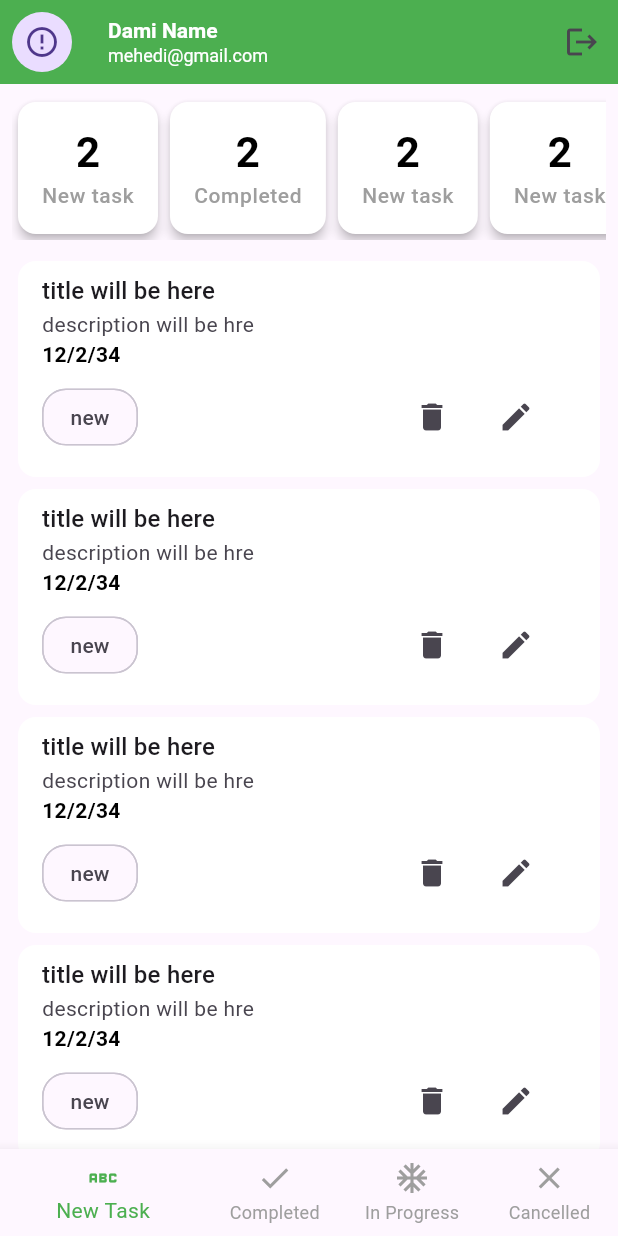
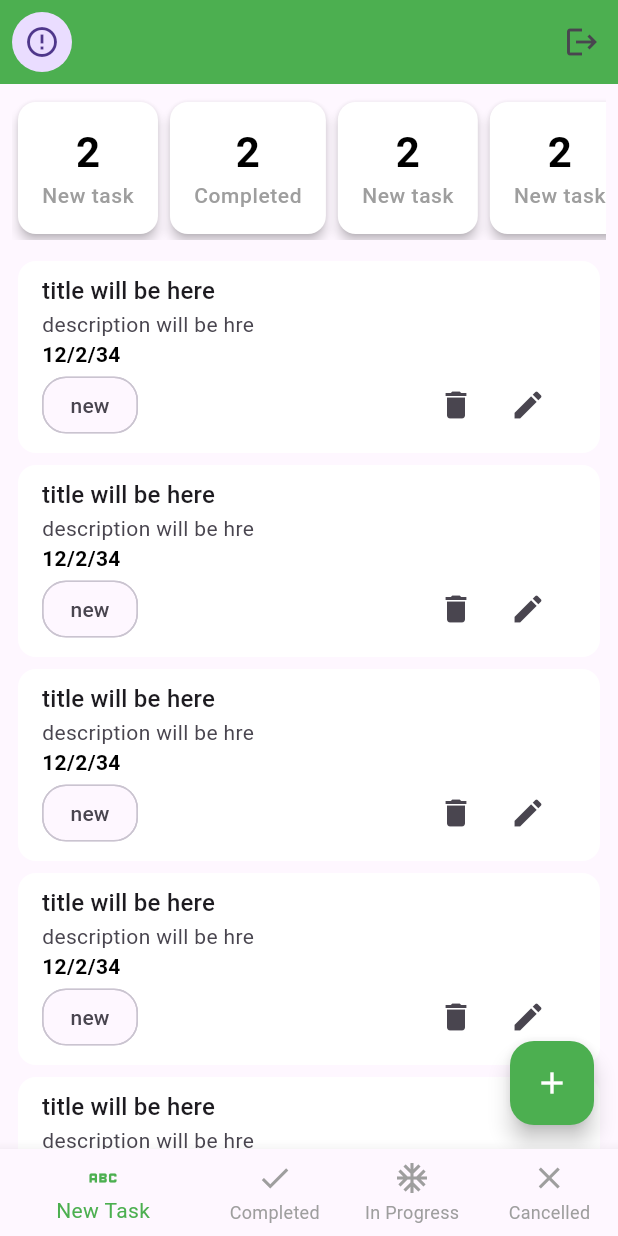
Before and after one commit to MeehediHasan/task_manager_app, a Flutter app: the MainButtonNavScreen screen opened directly, on a phone screen of 412 x 824 dp. Run offline on Flutter 3.47's test engine with Material 3 defaults, Android fonts, the phone set to English and light mode, and no system bars; drawn by our look-alikes of cached_network_image; our stand-ins replace flutter_svg, pin_code_fields, shared_preferences; accounts and stored records are empty; network calls fail.

```diff
--- a/lib/ui/screens/auth_screen/sign_up_screen.dart
+++ b/lib/ui/screens/auth_screen/sign_up_screen.dart
@@ -191,7 +191,7 @@ class _SignUpScreenState extends State<SignUpScreen> {
       "password": _passwordTEController.text,
     };
 
-    NetworkResponse response = await NetworkCaller.postRequest(
+    NetworkResponse response = await NetworkCaller.postResponse(
         Urls.registration,
         body: registerInputs);
     if (mounted) {
--- a/lib/ui/screens/auth_screen/splash_screen.dart
+++ b/lib/ui/screens/auth_screen/splash_screen.dart
@@ -16,12 +16,13 @@ class SplashScreen extends StatefulWidget {
 
 class _SplashScreenState extends State<SplashScreen> {
   Future<void> _moveToNextScreen() async {
-    await Future.delayed(const Duration(seconds: 2));
+    await Future.delayed(const Duration(seconds: 1));
+    bool isUserLoggedIn = await AuthController.checkAuthState();
 
     Navigator.pushReplacement(
       context,
       MaterialPageRoute(
-        builder: (context) =>SignInScreen(),
+        builder: (context) => isUserLoggedIn ? const MainButtonNavScreen() : const SignInScreen(),
       ),
     );
   }
--- a/lib/ui/screens/main_button_nav_screen.dart
+++ b/lib/ui/screens/main_button_nav_screen.dart
@@ -1,6 +1,10 @@
 import 'package:flutter/material.dart';
+import 'package:taskmanager/ui/screens/update_profile_screen.dart';
 
+import '../controller/auth_controller.dart';
 import '../utility/app_colors.dart';
+import '../widgets/network_cached_image.dart';
+import 'auth_screen/sign_in_screen.dart';
 import 'cancelled_task_screen.dart';
 import 'completed_task_screen.dart';
 import 'in_progress_task_screen.dart';
@@ -23,8 +27,72 @@ class _MainButtonNavScreenState extends State<MainButtonNavScreen> {
   ];
 
   @override
-  Widget build(BuildContext context) {
+  Widget build(BuildContext context, [fromUpdateProfile = false]) {
     return Scaffold(
+      appBar: AppBar(
+        backgroundColor: AppColors.themeColor,
+        leading: GestureDetector(
+          onTap: () {
+            Navigator.push(
+              context,
+              MaterialPageRoute(
+                builder: (context) => UpdateProfileScreen(),
+              ),
+            );
+          },
+          child: Padding(
+            padding: const EdgeInsets.all(8.0),
+            child: CircleAvatar(
+              child: NetworkCachedImage(
+                url: "",
+              ),
+            ),
+          ),
+        ),
+        title: GestureDetector(
+          onTap: () {
+            if (fromUpdateProfile) {
+              return;
+            }
+            Navigator.push(
+              context,
+              MaterialPageRoute(
+                builder: (context) => UpdateProfileScreen(),
+              ),
+            );
+          },
+          child: Column(
+            crossAxisAlignment: CrossAxisAlignment.start,
+            children: [
+              Text(
+                AuthController.userData?.fullName ?? "",
+                style: TextStyle(fontSize: 14, color: Colors.white),
+              ),
+              Text(
+                AuthController.userData?.email ?? "",
+                style: TextStyle(
+                    fontSize: 12,
+                    color: Colors.white,
+                    fontWeight: FontWeight.w400),
+              ),
+            ],
+          ),
+        ),
+        actions: [
+          IconButton(
+            onPressed: () {
+              Navigator.pushAndRemoveUntil(
+                context,
+                MaterialPageRoute(
+                  builder: (context) => SignInScreen(),
+                ),
+                (route) => false,
+              );
+            },
+            icon: Icon(Icons.logout),
+          )
+        ],
+      ),
       body: _screens[_selectedIndex],
       bottomNavigationBar: BottomNavigationBar(
         currentIndex: _selectedIndex,
--- a/lib/ui/screens/new_task_screen.dart
+++ b/lib/ui/screens/new_task_screen.dart
@@ -1,4 +1,6 @@
 import 'package:flutter/material.dart';
+import 'package:taskmanager/ui/screens/add_new_task_screen.dart';
+import 'package:taskmanager/ui/utility/app_colors.dart';
 import '../widgets/profile_app_bar.dart';
 import '../widgets/task_item.dart';
 import '../widgets/task_summary_card.dart';
@@ -14,12 +16,14 @@ class _NewTaskScreenState extends State<NewTaskScreen> {
   @override
   Widget build(BuildContext context) {
     return Scaffold(
-      appBar: profileAppBar(context),
+      // appBar: profileAppBar(context),
       body: Padding(
         child: Column(
           children: [
             buildSummarySection(),
-            const SizedBox(height: 10,),
+            const SizedBox(
+              height: 10,
+            ),
             Expanded(
               child: ListView.builder(
                 itemCount: 5,
@@ -30,7 +34,24 @@ class _NewTaskScreenState extends State<NewTaskScreen> {
             )
           ],
         ),
-        padding: const EdgeInsets.only(top: 8,left: 8,right: 8),
+        padding: const EdgeInsets.only(top: 8, left: 8, right: 8),
+      ),
+      floatingActionButton: FloatingActionButton(
+        backgroundColor: AppColors.themeColor,
+        foregroundColor: Colors.white,
+        onPressed: () {
+          _onTapAddButton();
+        },
+        child: Icon(Icons.add),
+      ),
+    );
+  }
+
+  void _onTapAddButton() {
+    Navigator.push(
+      context,
+      MaterialPageRoute(
+        builder: (context) => AddNewTaskScreen(),
       ),
     );
   }
--- a/lib/ui/widgets/profile_app_bar.dart
+++ b/lib/ui/widgets/profile_app_bar.dart
@@ -1,4 +1,5 @@
 import 'package:flutter/material.dart';
+import 'package:taskmanager/ui/controller/auth_controller.dart';
 import 'package:taskmanager/ui/screens/auth_screen/sign_in_screen.dart';
 import 'package:taskmanager/ui/screens/update_profile_screen.dart';
 
@@ -10,6 +11,9 @@ AppBar profileAppBar(context, [fromUpdateProfile = false]) {
     backgroundColor: AppColors.themeColor,
     leading: GestureDetector(
       onTap: () {
+        if (fromUpdateProfile) {
+          return;
+        }
         Navigator.push(
           context,
           MaterialPageRoute(
@@ -42,11 +46,11 @@ AppBar profileAppBar(context, [fromUpdateProfile = false]) {
         crossAxisAlignment: CrossAxisAlignment.start,
         children: [
           Text(
-            "Dami Name",
+            AuthController.userData?.fullName ?? "",
             style: TextStyle(fontSize: 14, color: Colors.white),
           ),
           Text(
-            "mehedi@gmail.com",
+            AuthController.userData?.email ?? "",
             style: TextStyle(
                 fontSize: 12, color: Colors.white, fontWeight: FontWeight.w400),
           ),
@@ -56,7 +60,13 @@ AppBar profileAppBar(context, [fromUpdateProfile = false]) {
     actions: [
       IconButton(
         onPressed: () {
-Navigator.pushAndRemoveUntil(context, MaterialPageRoute(builder: (context) => SignInScreen(),), (route) => false,);
+          Navigator.pushAndRemoveUntil(
+            context,
+            MaterialPageRoute(
+              builder: (context) => SignInScreen(),
+            ),
+            (route) => false,
+          );
         },
         icon: Icon(Icons.logout),
       )
--- a/lib/ui/widgets/task_item.dart
+++ b/lib/ui/widgets/task_item.dart
@@ -36,7 +36,7 @@ class TaskItem extends StatelessWidget {
                   padding: EdgeInsets.symmetric(
                       horizontal: 10, vertical: 8),
                 ),
-                ButtonBar(children: [
+                OverflowBar(children: [
                   IconButton(onPressed: (){}, icon: Icon(Icons.delete)),
                   IconButton(onPressed: (){}, icon: Icon(Icons.edit)),],)
               ],
--- a/pubspec.yaml
+++ b/pubspec.yaml
@@ -21,7 +21,8 @@ dependencies:
   pin_code_fields: ^8.0.1
   cached_network_image: ^3.3.1
   http: ^1.2.2
-  shared_preferences: ^2.3.2
+  shared_preferences: ^2.2.3
+
 
 
 
```
Also changed, not shown: lib/data/network_caller/network_caller.dart (+60 -56 lines), lib/ui/controller/auth_controller.dart (+73 -73 lines), lib/ui/screens/add_new_task_screen.dart (added, +86 -0 lines), lib/ui/screens/auth_screen/sign_in_screen.dart (+25 -14 lines), lib/ui/screens/cancelled_task_screen.dart (+14 -1 lines), lib/ui/screens/completed_task_screen.dart (+14 -1 lines), lib/ui/screens/in_progress_task_screen.dart (+15 -1 lines), lib/data/models/login_model.dart (line endings or trailing spaces).
